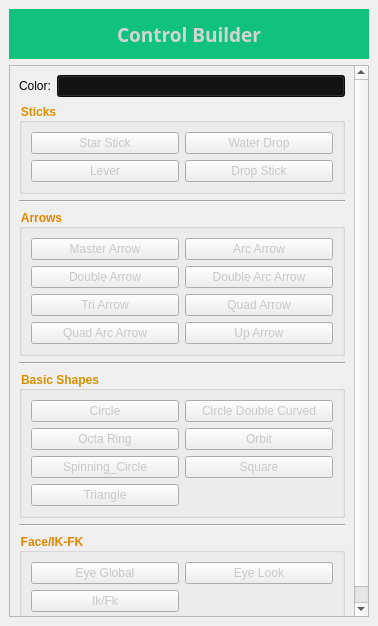
Qt form maya/control_creator/Ui_control_creator.ui (devRND-ess/Python) before a commit.
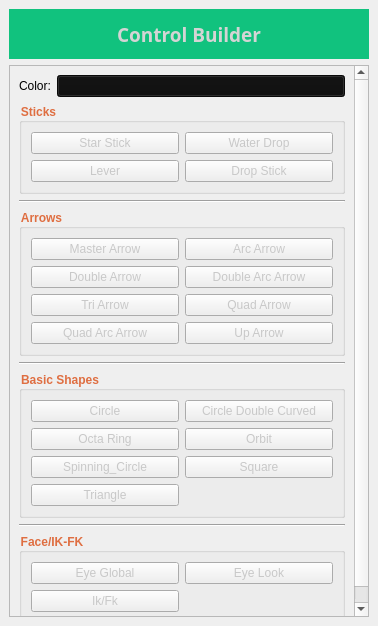
The same form after that commit.

Patch:
```diff
--- a/maya/control_creator/Ui_control_creator.ui
+++ b/maya/control_creator/Ui_control_creator.ui
@@ -100,7 +100,7 @@
            </font>
           </property>
           <property name="styleSheet">
-           <string notr="true">color: rgb(216, 144, 0);</string>
+           <string notr="true">color: rgb(223, 110, 65);</string>
           </property>
           <property name="title">
            <string>Sticks</string>
@@ -172,7 +172,7 @@
            </font>
           </property>
           <property name="styleSheet">
-           <string notr="true">color: rgb(226, 134, 0);</string>
+           <string notr="true">color: rgb(223, 110, 65);</string>
           </property>
           <property name="title">
            <string>Arrows</string>
@@ -288,7 +288,7 @@
            </font>
           </property>
           <property name="styleSheet">
-           <string notr="true">color: rgb(216, 144, 0);</string>
+           <string notr="true">color: rgb(223, 110, 65);</string>
           </property>
           <property name="title">
            <string>Basic Shapes</string>
@@ -393,7 +393,7 @@
            </font>
           </property>
           <property name="styleSheet">
-           <string notr="true">color: rgb(226, 134, 0);</string>
+           <string notr="true">color: rgb(223, 110, 65);</string>
           </property>
           <property name="title">
            <string>Face/IK-FK</string>
```
